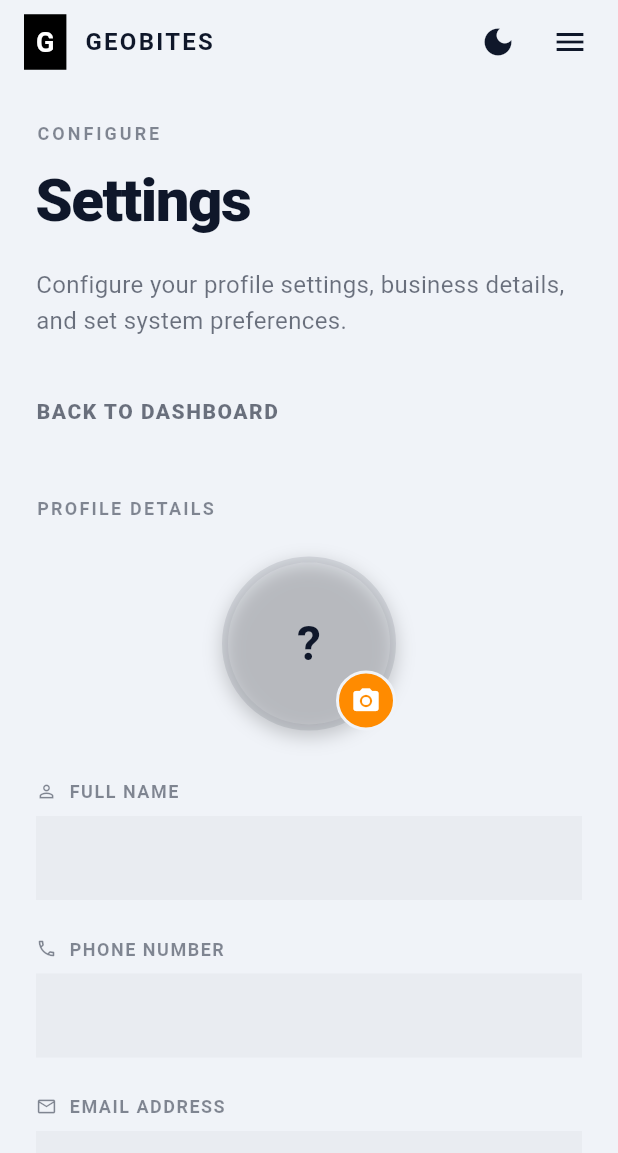
After one commit to AddToKart/geobites, a Flutter app: the RiderProfileScreen screen opened directly, after a tap on the "settings" icon, on a phone screen of 412 x 824 dp. The commit adds this screen. Shown: the top 1153 px of the screen. Run offline on Flutter 3.47's test engine with Material 3 defaults, Android fonts, the phone set to English and light mode, and no system bars; our stand-ins replace dio, file_picker, flutter_dotenv, flutter_map, flutter_secure_storage, geolocator and 9 more; missing offline and left inert: mapcn_flutter; accounts and stored records are empty; network calls fail; Roboto replaces fonts that are missing (Outfit).

Commit message:
feat(rider): implement rider settings screen, dynamic avatar, and dashboard live stats

```diff
--- a/flutter_geobite/lib/screens/customer/wallet_screen.dart
+++ b/flutter_geobite/lib/screens/customer/wallet_screen.dart
@@ -309,7 +309,7 @@ class _WalletScreenState extends State<WalletScreen> {
     return GlassScaffold(
       appBar: GlassAppBar(
         title: Text(
-          isCustomer ? 'GeoPay Wallet' : 'Rider Payouts',
+          'GeoPay Wallet',
           style: TextStyle(fontWeight: FontWeight.bold, fontSize: 24, color: Theme.of(context).colorScheme.onSurface),
         ),
         automaticallyImplyLeading: false,
--- a/flutter_geobite/lib/screens/rider/rider_profile_screen.dart
+++ b/flutter_geobite/lib/screens/rider/rider_profile_screen.dart
@@ -3,6 +3,8 @@ import 'package:provider/provider.dart';
 import '../../providers/auth_provider.dart';
 import '../../providers/theme_provider.dart';
 import '../../theme/glass_theme.dart';
+import 'rider_settings_screen.dart';
+import '../../core/api_client.dart';
 import 'rider_vehicle_screen.dart';
 import 'rider_earnings_screen.dart';
 import '../customer/wallet_screen.dart';
@@ -23,7 +25,12 @@ class RiderProfileScreen extends StatelessWidget {
         actions: [
           IconButton(
             icon: Icon(Icons.settings_outlined, color: Theme.of(context).colorScheme.onSurface),
-            onPressed: () {}, // Future settings
+            onPressed: () {
+              Navigator.push(
+                context,
+                MaterialPageRoute(builder: (_) => const RiderSettingsScreen()),
+              );
+            },
           ),
         ],
       ),
@@ -43,10 +50,26 @@ class RiderProfileScreen extends StatelessWidget {
                     Stack(
                       alignment: Alignment.bottomRight,
                       children: [
-                        CircleAvatar(
-                          radius: 48,
-                          backgroundColor: AppColors.primary.withValues(alpha: 0.1),
-                          child: const Icon(Icons.two_wheeler, size: 48, color: AppColors.primary),
+                        Container(
+                          decoration: BoxDecoration(
+                            shape: BoxShape.circle,
+                            border: Border.all(
+                              color: Theme.of(context).colorScheme.onSurface.withValues(alpha: 0.1),
+                              width: 2,
+                            ),
+                          ),
+                          child: CircleAvatar(
+                            radius: 48,
+                            backgroundColor: AppColors.primary.withValues(alpha: 0.1),
+                            backgroundImage: user?.image != null && user!.image!.isNotEmpty
+                                ? NetworkImage(user!.image!.startsWith('http')
+                                    ? user!.image!
+                                    : "${ApiClient.socketUrl}${user!.image}")
+                                : null,
+                            child: (user?.image == null || user!.image!.isEmpty)
+                                ? const Icon(Icons.two_wheeler, size: 48, color: AppColors.primary)
+                                : null,
+                          ),
                         ),
                         Container(
                           padding: const EdgeInsets.all(4),
@@ -112,7 +135,12 @@ class RiderProfileScreen extends StatelessWidget {
                 padding: EdgeInsets.zero,
                 child: Column(
                   children: [
-                    _buildListTile(context, Icons.person_outline, 'Personal Information'),
+                    _buildListTile(
+                      context,
+                      Icons.person_outline,
+                      'Personal Information',
+                      destination: const RiderSettingsScreen(),
+                    ),
                     const Divider(height: 1, indent: 56),
                     _buildListTile(context, Icons.two_wheeler_outlined, 'Vehicle Details', destination: const RiderVehicleScreen()),
                     const Divider(height: 1, indent: 56),
--- /dev/null
+++ b/flutter_geobite/lib/screens/rider/rider_settings_screen.dart
@@ -0,0 +1,343 @@
+import 'package:flutter/material.dart';
+import 'package:provider/provider.dart';
+import 'package:file_picker/file_picker.dart';
+import 'dart:io';
+import 'package:flutter/foundation.dart' show kIsWeb;
+import '../../providers/auth_provider.dart';
+import '../../providers/theme_provider.dart';
+import '../../core/api_client.dart';
+import '../../theme/glass_theme.dart';
+import '../../widgets/glass_toast.dart';
+import '../../services/upload_service.dart';
+
+class RiderSettingsScreen extends StatefulWidget {
+  const RiderSettingsScreen({Key? key}) : super(key: key);
+
+  @override
+  State<RiderSettingsScreen> createState() => _RiderSettingsScreenState();
+}
+
+class _RiderSettingsScreenState extends State<RiderSettingsScreen> {
+  final _phoneCtrl = TextEditingController();
+  final _nameCtrl = TextEditingController();
+  final _emailCtrl = TextEditingController();
+  bool _isSaving = false;
+  PlatformFile? _selectedImageFile;
+  String? _existingImageUrl;
+  bool _isUploadingImage = false;
+
+  @override
+  void initState() {
+    super.initState();
+    _loadUserData();
+  }
+
+  @override
+  void dispose() {
+    _phoneCtrl.dispose();
+    _nameCtrl.dispose();
+    _emailCtrl.dispose();
+    super.dispose();
+  }
+
+  void _loadUserData() {
+    final user = Provider.of<AuthProvider>(context, listen: false).user;
+    if (user != null) {
+      if (user.phone != null) _phoneCtrl.text = user.phone!;
+      _nameCtrl.text = user.name;
+      _emailCtrl.text = user.email;
+      _existingImageUrl = user.image;
+    }
+  }
+
+  Future<void> _saveProfile() async {
+    final name = _nameCtrl.text.trim();
+    final phone = _phoneCtrl.text.trim();
+
+    if (name.isEmpty || phone.isEmpty) {
+      GlassToast.info(context, 'Please fill all required fields');
+      return;
+    }
+    final phonePattern = RegExp(r'^(?:\+639|09)\d{9}$');
+    if (!phonePattern.hasMatch(phone)) {
+      GlassToast.error(context, 'Phone must start with +639 or 09 and have 11 digits');
+      return;
+    }
+
+    setState(() => _isSaving = true);
+    try {
+      final user = Provider.of<AuthProvider>(context, listen: false).user;
+      if (user != null) {
+        await apiClient.dio.post('/auth/update-user', data: {
+          'name': name,
+          'phone': phone,
+          'image': _existingImageUrl,
+        });
+
+        if (!mounted) return;
+        final authProvider = Provider.of<AuthProvider>(context, listen: false);
+        await authProvider.checkSession();
+
+        if (!mounted) return;
+        GlassToast.success(context, 'Profile changes saved!');
+      }
+    } catch (e) {
+      if (!mounted) return;
+      GlassToast.error(context, 'Error saving: $e');
+    } finally {
+      if (mounted) {
+        setState(() => _isSaving = false);
+      }
+    }
+  }
+
+  Future<void> _pickProfileImage() async {
+    try {
+      final result = await FilePicker.platform.pickFiles(
+        type: FileType.image,
+        allowMultiple: false,
+        withData: kIsWeb,
+      );
+      if (result != null && result.files.isNotEmpty) {
+        final file = result.files.single;
+        setState(() {
+          _isUploadingImage = true;
+          _selectedImageFile = file;
+        });
+
+        // Upload immediately
+        String? uploadedUrl;
+        if (kIsWeb && file.bytes != null) {
+          uploadedUrl = await uploadService.uploadImageBytes(file.bytes!, file.name);
+        } else if (!kIsWeb && file.path != null) {
+          uploadedUrl = await uploadService.uploadImage(file.path!);
+        }
+
+        setState(() {
+          if (uploadedUrl != null) {
+            _existingImageUrl = uploadedUrl;
+          }
+          _isUploadingImage = false;
+        });
+      }
+    } catch (e) {
+      setState(() => _isUploadingImage = false);
+      if (mounted) GlassToast.error(context, 'Failed to upload profile picture: $e');
+    }
+  }
+
+  Widget _buildProfilePictureSection() {
+    final user = Provider.of<AuthProvider>(context, listen: false).user;
+    final initials = user != null && user.name.isNotEmpty
+        ? user.name.split(' ').map((e) => e[0]).take(2).join('').toUpperCase()
+        : '?';
+
+    ImageProvider? imageProvider;
+    if (_selectedImageFile != null) {
+      if (kIsWeb && _selectedImageFile!.bytes != null) {
+        imageProvider = MemoryImage(_selectedImageFile!.bytes!);
+      } else if (!kIsWeb && _selectedImageFile!.path != null) {
+        imageProvider = FileImage(File(_selectedImageFile!.path!));
+      }
+    } else if (_existingImageUrl != null && _existingImageUrl!.isNotEmpty) {
+      final fullUrl = _existingImageUrl!.startsWith('http')
+          ? _existingImageUrl!
+          : "${ApiClient.socketUrl}$_existingImageUrl";
+      imageProvider = NetworkImage(fullUrl);
+    }
+
+    return Center(
+      child: Stack(
+        alignment: Alignment.bottomRight,
+        children: [
+          Container(
+            decoration: BoxDecoration(
+              shape: BoxShape.circle,
+              border: Border.all(color: Theme.of(context).colorScheme.onSurface.withValues(alpha: 0.1), width: 4),
+              boxShadow: [
+                BoxShadow(
+                  color: Colors.black.withValues(alpha: 0.2),
+                  blurRadius: 10,
+                  offset: const Offset(0, 4),
+                ),
+              ],
+            ),
+            child: CircleAvatar(
+              radius: 54,
+              backgroundColor: Theme.of(context).colorScheme.onSurface.withValues(alpha: 0.05),
+              backgroundImage: imageProvider,
+              child: imageProvider == null && !_isUploadingImage
+                  ? Text(
+                      initials,
+                      style: TextStyle(
+                        fontSize: 32,
+                        fontWeight: FontWeight.bold,
+                        color: Theme.of(context).colorScheme.onSurface,
+                      ),
+                    )
+                  : null,
+            ),
+          ),
+          if (_isUploadingImage)
+            Positioned.fill(
+              child: Container(
+                decoration: const BoxDecoration(
+                  color: Colors.black45,
+                  shape: BoxShape.circle,
+                ),
+                child: const Center(
+                  child: CircularProgressIndicator(color: AppColors.primary),
+                ),
+              ),
+            ),
+          GestureDetector(
+            onTap: _isUploadingImage ? null : _pickProfileImage,
+            child: Container(
+              padding: const EdgeInsets.all(8),
+              decoration: BoxDecoration(
+                color: AppColors.primary,
+                shape: BoxShape.circle,
+                border: Border.all(color: Theme.of(context).cardColor, width: 2),
+              ),
+              child: const Icon(
+                Icons.camera_alt,
+                size: 20,
+                color: Colors.white,
+              ),
+            ),
+          ),
+        ],
+      ),
+    );
+  }
+
+  Widget _buildFormField(String label, IconData icon, TextEditingController controller, {bool readOnly = false}) {
+    final isDark = Theme.of(context).brightness == Brightness.dark;
+    return Column(
+      crossAxisAlignment: CrossAxisAlignment.start,
+      children: [
+        Row(
+          children: [
+            Icon(icon, size: 14, color: Theme.of(context).colorScheme.onSurface.withValues(alpha: 0.5)),
+            const SizedBox(width: 8),
+            Text(label, style: TextStyle(fontSize: 12, letterSpacing: 1, fontWeight: FontWeight.bold, color: Theme.of(context).colorScheme.onSurface.withValues(alpha: 0.5))),
+          ],
+        ),
+        const SizedBox(height: 8),
+        Container(
+          color: isDark ? Colors.white.withValues(alpha: 0.05) : Colors.black.withValues(alpha: 0.03),
+          child: TextField(
+            controller: controller,
+            readOnly: readOnly,
+            decoration: const InputDecoration(
+              border: InputBorder.none,
+              contentPadding: EdgeInsets.symmetric(horizontal: 16, vertical: 16),
+            ),
+            style: TextStyle(fontSize: 16, color: readOnly ? Theme.of(context).colorScheme.onSurface.withValues(alpha: 0.5) : Theme.of(context).colorScheme.onSurface),
+          ),
+        ),
+      ],
+    );
+  }
+
+  @override
+  Widget build(BuildContext context) {
+    final auth = Provider.of<AuthProvider>(context);
+    final isDark = Theme.of(context).brightness == Brightness.dark;
+
+    return Scaffold(
+      backgroundColor: Theme.of(context).colorScheme.surface,
+      appBar: AppBar(
+        backgroundColor: Colors.transparent,
+        elevation: 0,
+        automaticallyImplyLeading: false,
+        title: Row(
+          children: [
+            Container(
+              padding: const EdgeInsets.all(8),
+              color: isDark ? Colors.white : Colors.black,
+              child: Text('G', style: TextStyle(color: isDark ? Colors.black : Colors.white, fontWeight: FontWeight.bold, fontSize: 18)),
+            ),
+            const SizedBox(width: 12),
+            Text('GEOBITES', style: TextStyle(fontWeight: FontWeight.bold, fontSize: 16, color: Theme.of(context).colorScheme.onSurface, letterSpacing: 1.5)),
+          ],
+        ),
+        actions: [
+          IconButton(
+            icon: Icon(isDark ? Icons.light_mode : Icons.dark_mode, color: Theme.of(context).colorScheme.onSurface),
+            onPressed: () => Provider.of<ThemeProvider>(context, listen: false).toggleTheme(),
+          ),
+          IconButton(
+            icon: Icon(Icons.menu, color: Theme.of(context).colorScheme.onSurface),
+            onPressed: () {},
+          ),
+          const SizedBox(width: 8),
+        ],
+      ),
+      body: SingleChildScrollView(
+        padding: const EdgeInsets.symmetric(horizontal: 24.0, vertical: 24.0),
+        child: Column(
+          crossAxisAlignment: CrossAxisAlignment.start,
+          children: [
+            Text('CONFIGURE', style: TextStyle(color: Theme.of(context).colorScheme.onSurface.withValues(alpha: 0.5), letterSpacing: 2, fontSize: 12, fontWeight: FontWeight.bold)),
+            const SizedBox(height: 8),
+            Text('Settings', style: TextStyle(fontSize: 40, fontWeight: FontWeight.w900, color: Theme.of(context).colorScheme.onSurface, letterSpacing: -1)),
+            const SizedBox(height: 16),
+            Text(
+              'Configure your profile settings, business details, and set system preferences.',
+              style: TextStyle(fontSize: 16, color: Theme.of(context).colorScheme.onSurface.withValues(alpha: 0.6), height: 1.5),
+            ),
+            const SizedBox(height: 24),
+            TextButton(
+              onPressed: () {
+                Navigator.pop(context);
+              },
+              style: TextButton.styleFrom(padding: EdgeInsets.zero, alignment: Alignment.centerLeft),
+              child: Text('BACK TO DASHBOARD', style: TextStyle(fontWeight: FontWeight.w800, letterSpacing: 1, color: Theme.of(context).colorScheme.onSurface.withValues(alpha: 0.6))),
+            ),
+            const SizedBox(height: 32),
+
+            Text('PROFILE DETAILS', style: TextStyle(fontWeight: FontWeight.bold, letterSpacing: 1.5, fontSize: 12, color: Theme.of(context).colorScheme.onSurface.withValues(alpha: 0.5))),
+            const SizedBox(height: 24),
+            _buildProfilePictureSection(),
+            const SizedBox(height: 32),
+            _buildFormField('FULL NAME', Icons.person_outline, _nameCtrl),
+            const SizedBox(height: 24),
+            _buildFormField('PHONE NUMBER', Icons.phone_outlined, _phoneCtrl),
+            const SizedBox(height: 24),
+            _buildFormField('EMAIL ADDRESS', Icons.email_outlined, _emailCtrl, readOnly: true),
+            const SizedBox(height: 32),
+
+            SizedBox(
+              width: double.infinity,
+              height: 56,
+              child: FilledButton(
+                onPressed: _isSaving ? null : _saveProfile,
+                style: FilledButton.styleFrom(
+                  backgroundColor: AppColors.primary,
+                  shape: RoundedRectangleBorder(borderRadius: BorderRadius.circular(12)),
+                ),
+                child: _isSaving
+                    ? const SizedBox(width: 20, height: 20, child: CircularProgressIndicator(color: Colors.white, strokeWidth: 2))
+                    : const Text('Save Changes', style: TextStyle(fontWeight: FontWeight.bold, fontSize: 16)),
+              ),
+            ),
+            const SizedBox(height: 48),
+            Center(
+              child: OutlinedButton.icon(
+                icon: const Icon(Icons.logout, color: Colors.red),
+                label: const Text('Sign Out', style: TextStyle(color: Colors.red, fontSize: 16, fontWeight: FontWeight.bold)),
+                style: OutlinedButton.styleFrom(
+                  side: const BorderSide(color: Colors.red),
+                  padding: const EdgeInsets.symmetric(horizontal: 32, vertical: 16),
+                ),
+                onPressed: () => auth.signOut(),
+              ),
+            ),
+            const SizedBox(height: 100),
+          ],
+        ),
+      ),
+    );
+  }
+}
```
Also changed, not shown: flutter_geobite/lib/screens/rider/rider_dashboard_screen.dart (+42 -3 lines).
